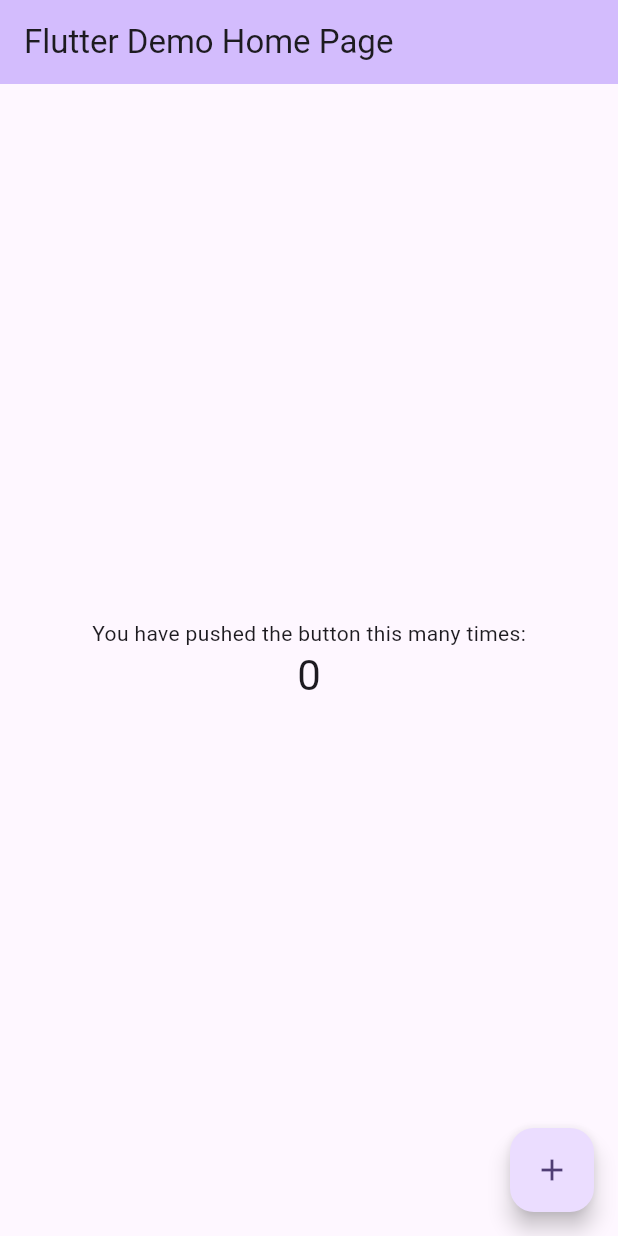
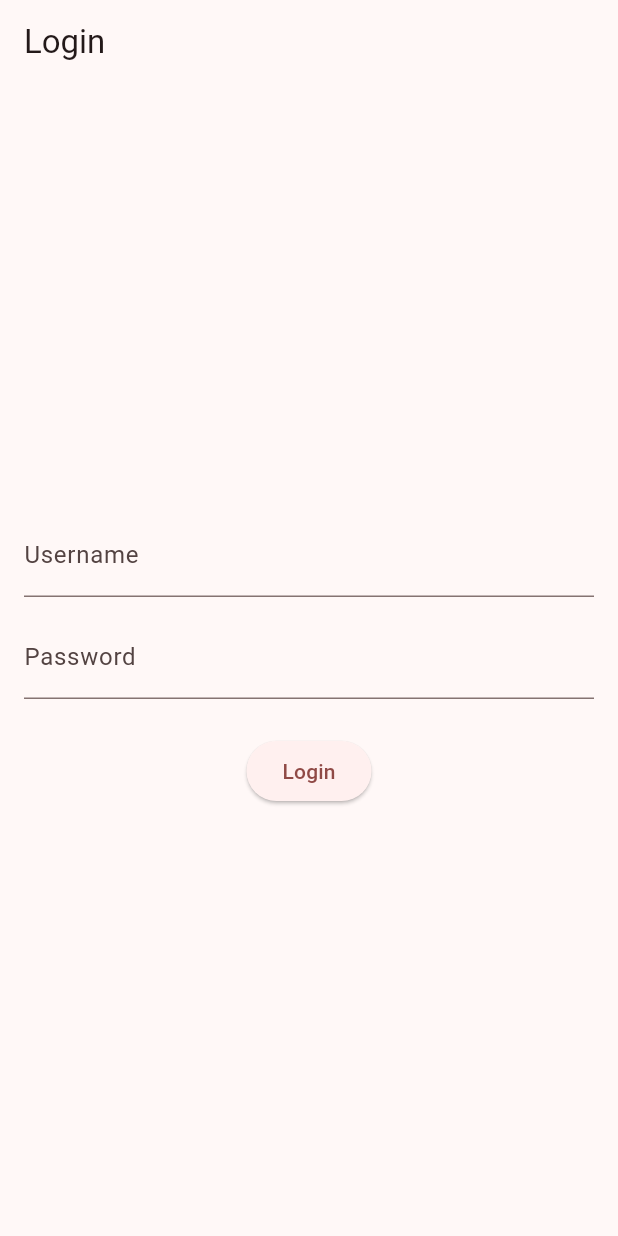
Before and after one commit to PBP-E14/BookBuddies-mobile, a Flutter app: the screen it shows after launch, on a phone screen of 412 x 824 dp. Run offline on Flutter 3.47's test engine with Material 2 defaults, Android fonts, the light colour scheme and no system bars; missing offline and left inert: pbp_django_auth.

Commit message:
bikin template

```diff
--- a/lib/main.dart
+++ b/lib/main.dart
@@ -1,125 +1,30 @@
+import 'package:book_buddies_mobile/user/screens/login.dart';
 import 'package:flutter/material.dart';
+import 'package:pbp_django_auth/pbp_django_auth.dart';
+import 'package:provider/provider.dart';
 
 void main() {
   runApp(const MyApp());
 }
 
 class MyApp extends StatelessWidget {
-  const MyApp({super.key});
+  const MyApp({Key? key}) : super(key: key);
 
   // This widget is the root of your application.
   @override
     Widget build(BuildContext context) {
-    return MaterialApp(
-      title: 'Flutter Demo',
+        return Provider(
+            create: (_) {
+                CookieRequest request = CookieRequest();
+                return request;
+            },
+            child: MaterialApp(
+                title: 'My Wardrobe',
                 theme: ThemeData(
-        // This is the theme of your application.
-        //
-        // TRY THIS: Try running your application with "flutter run". You'll see
-        // the application has a blue toolbar. Then, without quitting the app,
-        // try changing the seedColor in the colorScheme below to Colors.green
-        // and then invoke "hot reload" (save your changes or press the "hot
-        // reload" button in a Flutter-supported IDE, or press "r" if you used
-        // the command line to start the app).
-        //
-        // Notice that the counter didn't reset back to zero; the application
-        // state is not lost during the reload. To reset the state, use hot
-        // restart instead.
-        //
-        // This works for code too, not just values: Most code changes can be
-        // tested with just a hot reload.
-        colorScheme: ColorScheme.fromSeed(seedColor: Colors.deepPurple),
+                    colorScheme: ColorScheme.fromSeed(seedColor: Colors.redAccent),
                     useMaterial3: true,
                 ),
-      home: const MyHomePage(title: 'Flutter Demo Home Page'),
+                home: const LoginPage()),
         );
     }
 }
-
-class MyHomePage extends StatefulWidget {
-  const MyHomePage({super.key, required this.title});
-
-  // This widget is the home page of your application. It is stateful, meaning
-  // that it has a State object (defined below) that contains fields that affect
-  // how it looks.
-
-  // This class is the configuration for the state. It holds the values (in this
-  // case the title) provided by the parent (in this case the App widget) and
-  // used by the build method of the State. Fields in a Widget subclass are
-  // always marked "final".
-
-  final String title;
-
-  @override
-  State<MyHomePage> createState() => _MyHomePageState();
-}
-
-class _MyHomePageState extends State<MyHomePage> {
-  int _counter = 0;
-
-  void _incrementCounter() {
-    setState(() {
-      // This call to setState tells the Flutter framework that something has
-      // changed in this State, which causes it to rerun the build method below
-      // so that the display can reflect the updated values. If we changed
-      // _counter without calling setState(), then the build method would not be
-      // called again, and so nothing would appear to happen.
-      _counter++;
-    });
-  }
-
-  @override
-  Widget build(BuildContext context) {
-    // This method is rerun every time setState is called, for instance as done
-    // by the _incrementCounter method above.
-    //
-    // The Flutter framework has been optimized to make rerunning build methods
-    // fast, so that you can just rebuild anything that needs updating rather
-    // than having to individually change instances of widgets.
-    return Scaffold(
-      appBar: AppBar(
-        // TRY THIS: Try changing the color here to a specific color (to
-        // Colors.amber, perhaps?) and trigger a hot reload to see the AppBar
-        // change color while the other colors stay the same.
-        backgroundColor: Theme.of(context).colorScheme.inversePrimary,
-        // Here we take the value from the MyHomePage object that was created by
-        // the App.build method, and use it to set our appbar title.
-        title: Text(widget.title),
-      ),
-      body: Center(
-        // Center is a layout widget. It takes a single child and positions it
-        // in the middle of the parent.
-        child: Column(
-          // Column is also a layout widget. It takes a list of children and
-          // arranges them vertically. By default, it sizes itself to fit its
-          // children horizontally, and tries to be as tall as its parent.
-          //
-          // Column has various properties to control how it sizes itself and
-          // how it positions its children. Here we use mainAxisAlignment to
-          // center the children vertically; the main axis here is the vertical
-          // axis because Columns are vertical (the cross axis would be
-          // horizontal).
-          //
-          // TRY THIS: Invoke "debug painting" (choose the "Toggle Debug Paint"
-          // action in the IDE, or press "p" in the console), to see the
-          // wireframe for each widget.
-          mainAxisAlignment: MainAxisAlignment.center,
-          children: <Widget>[
-            const Text(
-              'You have pushed the button this many times:',
-            ),
-            Text(
-              '$_counter',
-              style: Theme.of(context).textTheme.headlineMedium,
-            ),
-          ],
-        ),
-      ),
-      floatingActionButton: FloatingActionButton(
-        onPressed: _incrementCounter,
-        tooltip: 'Increment',
-        child: const Icon(Icons.add),
-      ), // This trailing comma makes auto-formatting nicer for build methods.
-    );
-  }
-}
--- /dev/null
+++ b/lib/user/screens/login.dart
@@ -0,0 +1,114 @@
+// ignore_for_file: use_build_context_synchronously, depend_on_referenced_packages
+
+import 'package:book_buddies_mobile/homepage.dart';
+import 'package:flutter/material.dart';
+import 'package:pbp_django_auth/pbp_django_auth.dart';
+import 'package:provider/provider.dart';
+
+void main() {
+    runApp(const LoginApp());
+}
+
+class LoginApp extends StatelessWidget {
+const LoginApp({super.key});
+
+@override
+Widget build(BuildContext context) {
+    return MaterialApp(
+        title: 'Login',
+        theme: ThemeData(
+            primarySwatch: Colors.blue,
+    ),
+    home: const LoginPage(),
+    );
+    }
+}
+
+class LoginPage extends StatefulWidget {
+    const LoginPage({super.key});
+
+    @override
+    _LoginPageState createState() => _LoginPageState();
+}
+
+class _LoginPageState extends State<LoginPage> {
+    final TextEditingController _usernameController = TextEditingController();
+    final TextEditingController _passwordController = TextEditingController();
+
+    @override
+    Widget build(BuildContext context) {
+        final request = context.watch<CookieRequest>();
+        return Scaffold(
+            appBar: AppBar(
+                title: const Text('Login'),
+            ),
+            body: Container(
+                padding: const EdgeInsets.all(16.0),
+                child: Column(
+                    mainAxisAlignment: MainAxisAlignment.center,
+                    children: [
+                        TextField(
+                            controller: _usernameController,
+                            decoration: const InputDecoration(
+                                labelText: 'Username',
+                            ),
+                        ),
+                        const SizedBox(height: 12.0),
+                        TextField(
+                            controller: _passwordController,
+                            decoration: const InputDecoration(
+                                labelText: 'Password',
+                            ),
+                            obscureText: true,
+                        ),
+                        const SizedBox(height: 24.0),
+                        ElevatedButton(
+                            onPressed: () async {
+                                String username = _usernameController.text;
+                                String password = _passwordController.text;
+
+                                // Cek kredensial
+                                // TODO: Ganti URL dan jangan lupa tambahkan trailing slash (/) di akhir URL!
+                                final response = await request.login("http://127.0.0.1:8000/auth/login/", {
+                                'username': username,
+                                'password': password,
+                                });
+
+                                if (request.loggedIn) {
+                                    String message = response['message'];
+                                    String uname = response['username'];
+                                    Navigator.pushReplacement(
+                                        context,
+                                        MaterialPageRoute(builder: (context) => MyHomePage()),
+                                    );
+                                    ScaffoldMessenger.of(context)
+                                        ..hideCurrentSnackBar()
+                                        ..showSnackBar(
+                                            SnackBar(content: Text("$message Selamat datang, $uname.")));
+                                    } else {
+                                    showDialog(
+                                        context: context,
+                                        builder: (context) => AlertDialog(
+                                            title: const Text('Login Gagal'),
+                                            content:
+                                                Text(response['message']),
+                                            actions: [
+                                                TextButton(
+                                                    child: const Text('OK'),
+                                                    onPressed: () {
+                                                        Navigator.pop(context);
+                                                    },
+                                                ),
+                                            ],
+                                        ),
+                                    );
+                                }
+                            },
+                            child: const Text('Login'),
+                        ),
+                    ],
+                ),
+            ),
+        );
+    }
+}
--- a/pubspec.yaml
+++ b/pubspec.yaml
@@ -35,6 +35,8 @@ dependencies:
   # The following adds the Cupertino Icons font to your application.
   # Use with the CupertinoIcons class for iOS style icons.
   cupertino_icons: ^1.0.2
+  pbp_django_auth: ^0.4.0
+  provider: ^6.1.1
 
 dev_dependencies:
   flutter_test:
```
Also changed, not shown: lib/homepage.dart (added, +23 -0 lines), lib/user/profile.dart (added, +54 -0 lines), lib/widgets/left_drawer.dart (added, +54 -0 lines), pubspec.lock, 1 other file. Lines whose indentation alone changed are shown as unchanged.
